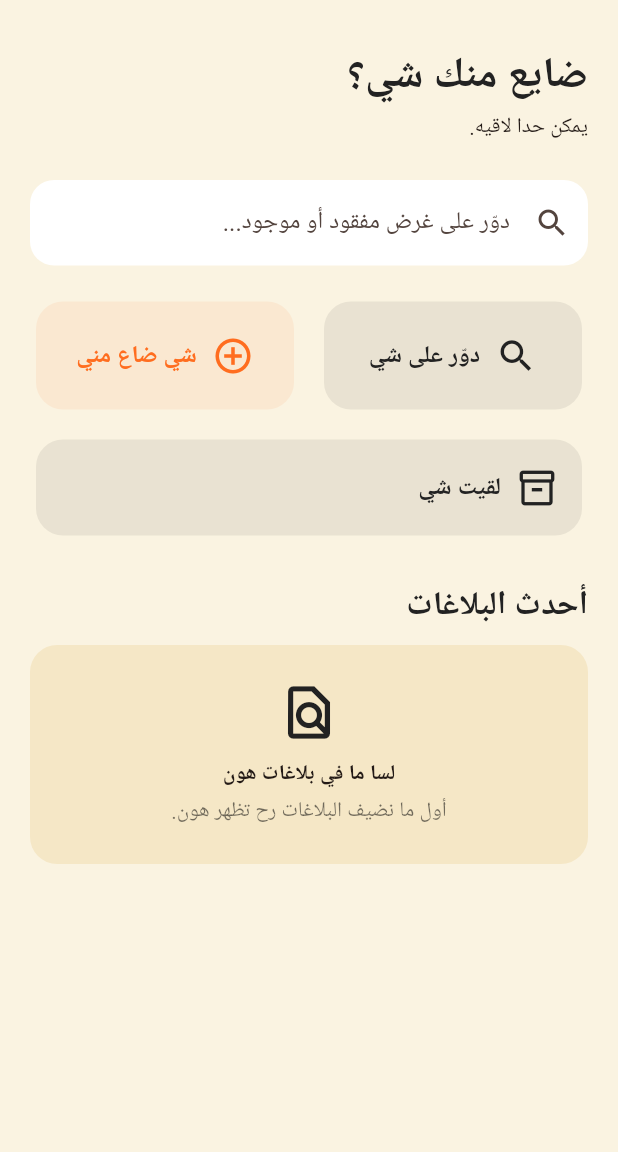
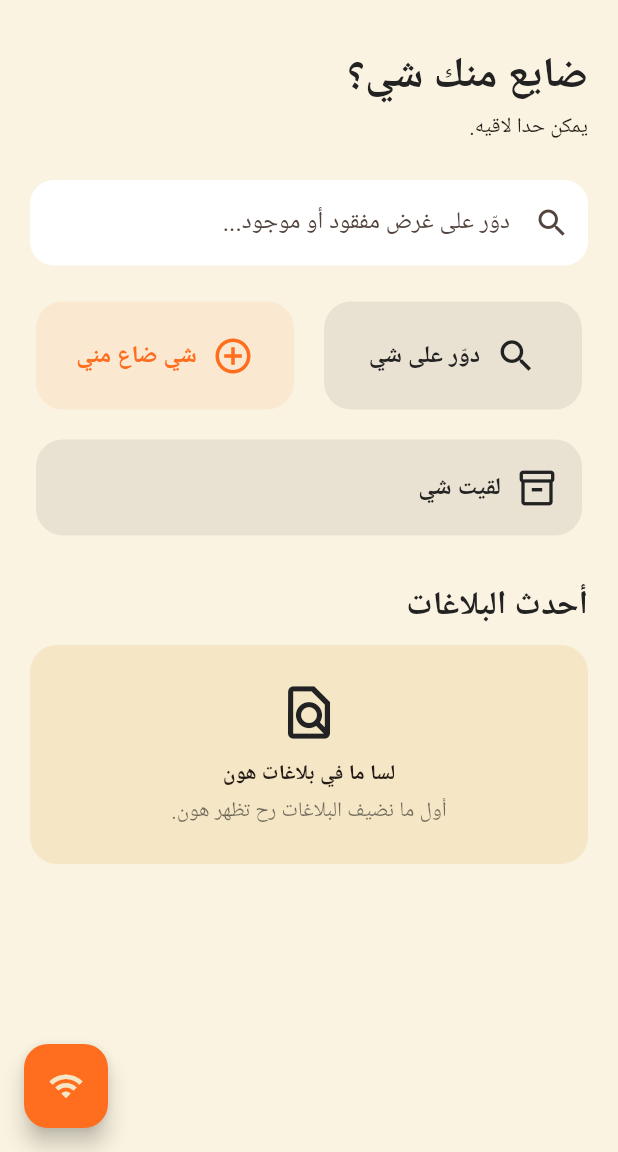
Before and after one commit to 7mud2007a/Wenha, a Flutter app: the screen it shows after launch, on a phone screen of 412 x 824 dp, the part 84-1236 px from its top. Run offline on Flutter 3.47's test engine with Material 3 defaults, Android fonts, the phone set to English and light mode, and no system bars; missing offline and left inert: dart:html, dart:ui_web; Roboto replaces fonts that are missing (sans).

Commit message:
feat: restore jelly loader demo button

```diff
--- a/lib/main.dart
+++ b/lib/main.dart
@@ -38,9 +38,17 @@ class WenhaApp extends StatelessWidget {
 // Uiverse jelly loader: the web build uses the original HTML/CSS/SVG filter.
 // Android/iOS use a native Flutter fallback with the same motion.
 
-class HomeScreen extends StatelessWidget {
+class HomeScreen extends StatefulWidget {
   const HomeScreen({super.key});
-
+  @override State<HomeScreen> createState()=>_HomeScreenState();
+}
+class _HomeScreenState extends State<HomeScreen> {
+  bool _showNetworkLoader=false;
+  Future<void> _demoNetworkWait() async {
+    setState(()=>_showNetworkLoader=true);
+    await Future.delayed(const Duration(seconds:3));
+    if(mounted) setState(()=>_showNetworkLoader=false);
+  }
   @override
   Widget build(BuildContext context) {
     return Directionality(
@@ -52,7 +60,9 @@ class HomeScreen extends StatelessWidget {
           backgroundColor: WenhaApp.beige,
           foregroundColor: WenhaApp.green,
         ),
-        body: SafeArea(
+        body: Stack(
+          children: [
+            SafeArea(
               child: ListView(
                 padding: const EdgeInsets.all(20),
                 children: [
@@ -131,6 +141,21 @@ class HomeScreen extends StatelessWidget {
                 ],
               ),
             ),
+            if (_showNetworkLoader)
+              Positioned.fill(
+                child: Container(
+                  color: const Color(0xFFFAF3E1).withOpacity(.92),
+                  child: const WenhaNetworkLoader(message: 'عم نحاول نتصل...'),
+                ),
+              ),
+          ],
+        ),
+        floatingActionButton: FloatingActionButton(
+          onPressed: _demoNetworkWait,
+          backgroundColor: WenhaApp.burgundy,
+          foregroundColor: WenhaApp.beige,
+          child: const Icon(Icons.wifi),
+        ),
       ),
     );
   }
```
